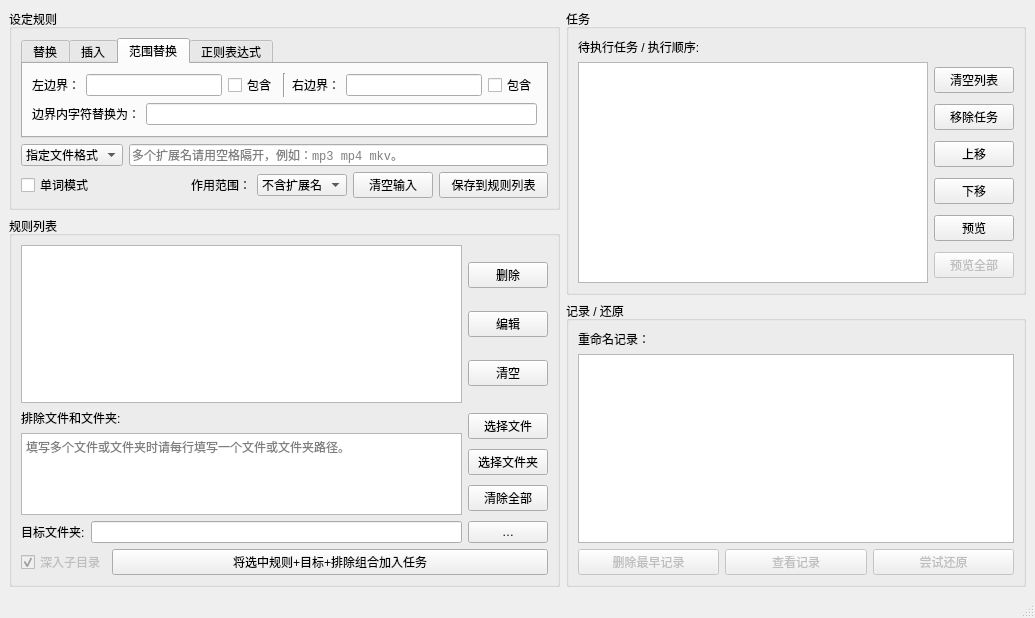
Before: the Qt Designer form ui/renametoolwd.ui in hrpzcf/RenameTool, drawn with Qt 5.
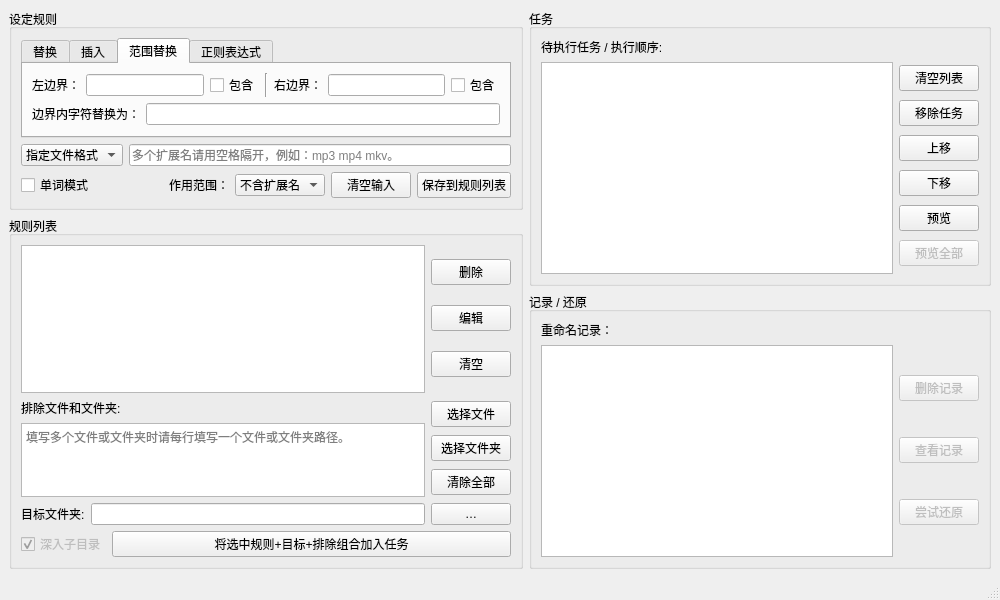
After: the same form once the commit is applied. The open tabs and pages were chosen to show the change.

What changed in the file:
```diff
--- a/ui/renametoolwd.ui
+++ b/ui/renametoolwd.ui
@@ -7,8 +7,8 @@
    <rect>
     <x>0</x>
     <y>0</y>
-    <width>1035</width>
-    <height>618</height>
+    <width>1000</width>
+    <height>600</height>
    </rect>
   </property>
   <property name="focusPolicy">
@@ -20,16 +20,11 @@
   <widget class="QWidget" name="centralwidget">
    <layout class="QHBoxLayout" name="horizontalLayout_19">
     <item>
-     <layout class="QHBoxLayout" name="horizontalLayout_17" stretch="6,5">
+     <layout class="QHBoxLayout" name="horizontalLayout_17" stretch="50,45">
       <item>
        <layout class="QVBoxLayout" name="verticalLayout_11" stretch="10,50">
         <item>
          <widget class="QGroupBox" name="groupBox_SetRule">
-          <property name="font">
-           <font>
-            <family>Microsoft YaHei UI</family>
-           </font>
-          </property>
           <property name="title">
            <string>设定规则</string>
           </property>
@@ -238,12 +233,6 @@
                      </item>
                      <item>
                       <widget class="QLineEdit" name="lineEdit_RReplLB">
-                       <property name="font">
-                        <font>
-                         <family>Consolas</family>
-                         <pointsize>9</pointsize>
-                        </font>
-                       </property>
                        <property name="statusTip">
                         <string>填写想要用来确定左边界的字符串(字符串越长匹配越准确)，左边界可以留空，留空时左边界默认为文件名最前端。</string>
                        </property>
@@ -254,12 +243,6 @@
                      </item>
                      <item>
                       <widget class="QCheckBox" name="checkBox_IncludeLB">
-                       <property name="font">
-                        <font>
-                         <family>Microsoft YaHei UI</family>
-                         <pointsize>9</pointsize>
-                        </font>
-                       </property>
                        <property name="statusTip">
                         <string>是否包括左边界字符。</string>
                        </property>
@@ -277,11 +260,6 @@
                      </item>
                      <item>
                       <widget class="QLabel" name="label_6">
-                       <property name="font">
-                        <font>
-                         <family>Microsoft YaHei UI</family>
-                        </font>
-                       </property>
                        <property name="text">
                         <string>右边界：</string>
                        </property>
@@ -289,12 +267,6 @@
                      </item>
                      <item>
                       <widget class="QLineEdit" name="lineEdit_RReplRB">
-                       <property name="font">
-                        <font>
-                         <family>Consolas</family>
-                         <pointsize>9</pointsize>
-                        </font>
-                       </property>
                        <property name="statusTip">
                         <string>填写想要用来确定右边界的字符串(字符串越长匹配越准确)，右边界可以留空，留空时右边界默认为文件名末尾(默认不含扩展名)。</string>
                        </property>
@@ -305,12 +277,6 @@
                      </item>
                      <item>
                       <widget class="QCheckBox" name="checkBox_IncludeRB">
-                       <property name="font">
-                        <font>
-                         <family>Microsoft YaHei UI</family>
-                         <pointsize>9</pointsize>
-                        </font>
-                       </property>
                        <property name="statusTip">
                         <string>是否包括右边界字符。</string>
                        </property>
@@ -337,12 +303,6 @@
                      </item>
                      <item>
                       <widget class="QLineEdit" name="lineEdit_RReplWith">
-                       <property name="font">
-                        <font>
-                         <family>Consolas</family>
-                         <pointsize>9</pointsize>
-                        </font>
-                       </property>
                        <property name="statusTip">
                         <string>此处留空则表示将删除范围内所有字符，注意此处和左右边界不能同时为空。</string>
                        </property>
@@ -464,12 +424,6 @@
                </item>
                <item>
                 <widget class="QLineEdit" name="lineEdit_Exts">
-                 <property name="font">
-                  <font>
-                   <family>Consolas</family>
-                   <pointsize>9</pointsize>
-                  </font>
-                 </property>
                  <property name="statusTip">
                   <string>此处留空则表示将对所有扩展名的文件进行操作。</string>
                  </property>
@@ -484,11 +438,6 @@
               <layout class="QHBoxLayout" name="horizontalLayout_8" stretch="15,3,5,5,10">
                <item>
                 <widget class="QCheckBox" name="checkBox_Word">
-                 <property name="font">
-                  <font>
-                   <family>Microsoft YaHei UI</family>
-                  </font>
-                 </property>
                  <property name="statusTip">
                   <string>单词模式下，如果文件名以单词组成(以空格分开的词，包括中文)，则会按单词进行匹配，不会拆分单词。</string>
                  </property>
@@ -499,11 +448,6 @@
                </item>
                <item>
                 <widget class="QLabel" name="label_14">
-                 <property name="font">
-                  <font>
-                   <family>Microsoft YaHei UI</family>
-                  </font>
-                 </property>
                  <property name="statusTip">
                   <string>重命名文件时的作用范围，当扩展名中有符合匹配项时是否对扩展名进行操作。</string>
                  </property>
@@ -514,11 +458,6 @@
                </item>
                <item>
                 <widget class="QComboBox" name="comboBox_SpInf">
-                 <property name="font">
-                  <font>
-                   <family>Microsoft YaHei UI</family>
-                  </font>
-                 </property>
                  <property name="statusTip">
                   <string>重命名文件时的作用范围，当扩展名中有符合匹配项时是否对扩展名进行操作。</string>
                  </property>
@@ -556,11 +495,6 @@
                </item>
                <item>
                 <widget class="QPushButton" name="btn_SaveToList">
-                 <property name="font">
-                  <font>
-                   <family>Microsoft YaHei UI</family>
-                  </font>
-                 </property>
                  <property name="statusTip">
                   <string>把当前标签页的输入信息打包成一条规则并保存到列表。</string>
                  </property>
@@ -578,11 +512,6 @@
         </item>
         <item>
          <widget class="QGroupBox" name="groupBox_RuleList">
-          <property name="font">
-           <font>
-            <family>Microsoft YaHei UI</family>
-           </font>
-          </property>
           <property name="title">
            <string>规则列表</string>
           </property>
@@ -591,13 +520,6 @@
             <layout class="QHBoxLayout" name="horizontalLayout_3" stretch="9,1">
              <item>
               <widget class="QListWidget" name="list_RulesList">
-               <property name="font">
-                <font>
-                 <family>Microsoft YaHei UI</family>
-                 <pointsize>9</pointsize>
-                 <underline>false</underline>
-                </font>
-               </property>
                <property name="statusTip">
                 <string>用户创建的重命名规则列表，同一规则可以多次与不同文件夹组合加入任务列表，或同一文件夹可以多次组合不同规则加入任务列表。</string>
                </property>
@@ -645,11 +567,6 @@
               <layout class="QVBoxLayout" name="verticalLayout_9">
                <item>
                 <widget class="QLabel" name="label_12">
-                 <property name="font">
-                  <font>
-                   <family>Microsoft YaHei UI</family>
-                  </font>
-                 </property>
                  <property name="text">
                   <string>排除文件和文件夹:</string>
                  </property>
@@ -657,12 +574,6 @@
                </item>
                <item>
                 <widget class="QPlainTextEdit" name="plainText_ExcludeFolder">
-                 <property name="font">
-                  <font>
-                   <family>Consolas</family>
-                   <pointsize>9</pointsize>
-                  </font>
-                 </property>
                  <property name="contextMenuPolicy">
                   <enum>Qt::NoContextMenu</enum>
                  </property>
@@ -729,12 +640,6 @@
              </item>
              <item>
               <widget class="QLineEdit" name="lineEdit_TGPath">
-               <property name="font">
-                <font>
-                 <family>Consolas</family>
-                 <pointsize>9</pointsize>
-                </font>
-               </property>
                <property name="statusTip">
                 <string>要进行批量重命名操作的文件夹。</string>
                </property>
@@ -797,11 +702,6 @@
        <layout class="QVBoxLayout" name="verticalLayout_12" stretch="5,5">
         <item>
          <widget class="QGroupBox" name="groupBox_Tasks">
-          <property name="font">
-           <font>
-            <family>Microsoft YaHei UI</family>
-           </font>
-          </property>
           <property name="title">
            <string>任务</string>
           </property>
@@ -819,13 +719,6 @@
               <layout class="QHBoxLayout" name="horizontalLayout_5">
                <item>
                 <widget class="QListWidget" name="list_Tasks">
-                 <property name="font">
-                  <font>
-                   <family>Microsoft YaHei UI</family>
-                   <pointsize>9</pointsize>
-                   <underline>false</underline>
-                  </font>
-                 </property>
                  <property name="statusTip">
                   <string>等待执行的任务列表。</string>
                  </property>
@@ -907,11 +800,6 @@
         </item>
         <item>
          <widget class="QGroupBox" name="groupBox_LogNRestore">
-          <property name="font">
-           <font>
-            <family>Microsoft YaHei UI</family>
-           </font>
-          </property>
           <property name="title">
            <string>记录 / 还原</string>
           </property>
@@ -926,23 +814,16 @@
               </widget>
              </item>
              <item>
-              <layout class="QVBoxLayout" name="verticalLayout_2">
+              <layout class="QHBoxLayout" name="horizontalLayout_4">
                <item>
                 <widget class="QListWidget" name="list_Logs">
-                 <property name="font">
-                  <font>
-                   <family>Microsoft YaHei UI</family>
-                   <pointsize>9</pointsize>
-                   <underline>false</underline>
-                  </font>
-                 </property>
                  <property name="statusTip">
                   <string>重命名后生成的历史记录，可以提供有限的恢复功能。</string>
                  </property>
                 </widget>
                </item>
                <item>
-                <layout class="QHBoxLayout" name="horizontalLayout_4">
+                <layout class="QVBoxLayout" name="verticalLayout_2">
                  <item>
                   <widget class="QPushButton" name="btn_LNR_ClearLog">
                    <property name="enabled">
@@ -952,7 +833,7 @@
                     <string>删除选中的历史记录。</string>
                    </property>
                    <property name="text">
-                    <string>删除最早记录</string>
+                    <string>删除记录</string>
                    </property>
                   </widget>
                  </item>
@@ -997,13 +878,7 @@
     </item>
    </layout>
   </widget>
-  <widget class="QStatusBar" name="statusBar">
-   <property name="font">
-    <font>
-     <pointsize>9</pointsize>
-    </font>
-   </property>
-  </widget>
+  <widget class="QStatusBar" name="statusBar"/>
  </widget>
  <tabstops>
   <tabstop>tabwid</tabstop>
```
Left out of the diff: 83 changed lines with no effect on the pictures.
